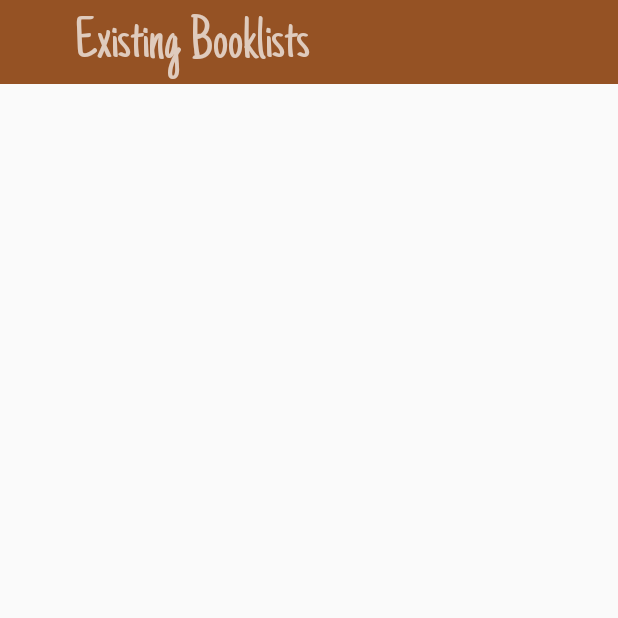
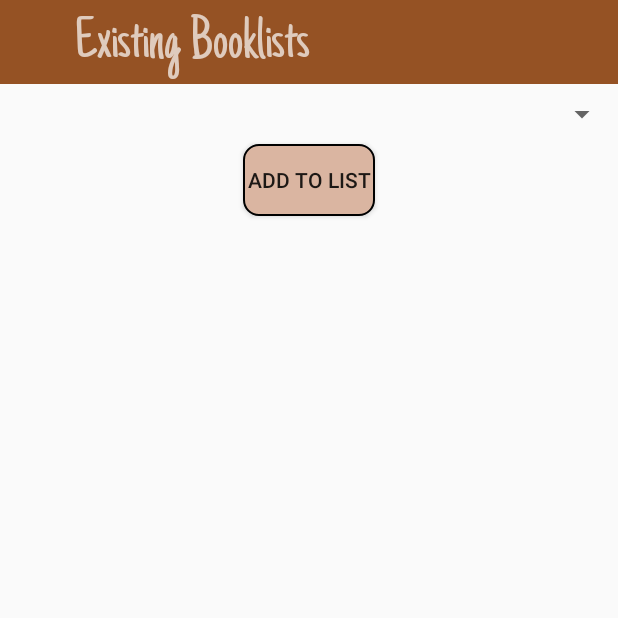
Before and after one commit to TahsinTushita/BookShelf, an Android app: the AddToExistingBooklist screen opened directly, with no data from a screen before it, on a phone screen of 412 x 824 dp, the top half of it. Run offline under Robolectric (Android 15) with nearby library versions, the phone set to English and light mode, and no system bars; our stand-ins replace Firebase (no records; nobody signed in at launch, a user with empty details on screens opened directly); 1 statement that could not run was skipped.

Commit message:
public booklist

```diff
--- a/app/src/main/java/com/sust/bookshelf/AddToExistingBooklist.java
+++ b/app/src/main/java/com/sust/bookshelf/AddToExistingBooklist.java
@@ -1,13 +1,81 @@
 package com.sust.bookshelf;
 
+import android.support.annotation.NonNull;
+import android.support.annotation.Nullable;
 import android.support.v7.app.AppCompatActivity;
 import android.os.Bundle;
+import android.view.View;
+import android.widget.ArrayAdapter;
+import android.widget.Button;
+import android.widget.Spinner;
+
+import com.google.firebase.database.ChildEventListener;
+import com.google.firebase.database.DataSnapshot;
+import com.google.firebase.database.DatabaseError;
+import com.google.firebase.database.DatabaseReference;
+import com.google.firebase.database.FirebaseDatabase;
+
+import java.util.ArrayList;
+import java.util.List;
 
 public class AddToExistingBooklist extends AppCompatActivity {
 
+    private Book book;
+    private Spinner spinner;
+    private List<String> entries;
+    private Button addBtn;
     @Override
     protected void onCreate(Bundle savedInstanceState) {
         super.onCreate(savedInstanceState);
         setContentView(R.layout.activity_add_to_existing_booklist);
+        book = (Book) getIntent().getExtras().get("bookObject");
+        spinner = findViewById(R.id.existing_bookslist_spinner);
+        entries = new ArrayList<>();
+        final ArrayAdapter<String> adapter = new ArrayAdapter<String>(
+                this,
+                android.R.layout.simple_spinner_item,
+                entries
+        );
+        addBtn = findViewById(R.id.addBtn);
+        DatabaseReference databaseReference = FirebaseDatabase.getInstance().getReference("Profile/"+LoginActivity.user+"/publicbooklist");
+        databaseReference.addChildEventListener(new ChildEventListener() {
+            @Override
+            public void onChildAdded(@NonNull DataSnapshot dataSnapshot, @Nullable String s) {
+                String listname = (String) dataSnapshot.child("listname").getValue();
+                entries.add(listname);
+                spinner.setAdapter(adapter);
+                adapter.notifyDataSetChanged();
+            }
+
+            @Override
+            public void onChildChanged(@NonNull DataSnapshot dataSnapshot, @Nullable String s) {
+
+            }
+
+            @Override
+            public void onChildRemoved(@NonNull DataSnapshot dataSnapshot) {
+
+            }
+
+            @Override
+            public void onChildMoved(@NonNull DataSnapshot dataSnapshot, @Nullable String s) {
+
+            }
+
+            @Override
+            public void onCancelled(@NonNull DatabaseError databaseError) {
+
+            }
+        });
+        addBtn.setOnClickListener(listener);
     }
+
+    View.OnClickListener listener = new View.OnClickListener() {
+        @Override
+        public void onClick(View v) {
+            String listname = spinner.getSelectedItem().toString();
+            DatabaseReference dref = FirebaseDatabase.getInstance().getReference("Profile/"+LoginActivity.user+"/publicbooklist/"+listname);
+            dref.child(book.getParent()).child("parent").setValue(book.getParent());
+        }
+    };
 }
--- a/app/src/main/java/com/sust/bookshelf/BookProfile.java
+++ b/app/src/main/java/com/sust/bookshelf/BookProfile.java
@@ -181,7 +181,6 @@ public class BookProfile extends AppCompatActivity implements View.OnClickListen
             if(dataSnapshot.exists()){
                 usersArrayList.clear();
                 for(DataSnapshot snapshot : dataSnapshot.getChildren()){
-
                     Users user = snapshot.getValue(Users.class);
                     if(user.getAvailability() == 1)
                     usersArrayList.add(user);
@@ -374,6 +373,7 @@ public class BookProfile extends AppCompatActivity implements View.OnClickListen
                     dialog.dismiss();
                     Toast.makeText(BookProfile.this, "existing list", Toast.LENGTH_SHORT).show();
                     Intent intent = new Intent(BookProfile.this,AddToExistingBooklist.class);
+                    intent.putExtra("bookObject",book);
                     startActivity(intent);
                 }
             });
--- a/app/src/main/res/layout/activity_add_to_existing_booklist.xml
+++ b/app/src/main/res/layout/activity_add_to_existing_booklist.xml
@@ -27,11 +27,18 @@
 
     </android.support.v7.widget.Toolbar>
 
-    <android.support.v7.widget.RecyclerView
-        android:id="@+id/existing_booklist_recyclerView"
-        android:elevation="5dp"
-        android:layout_marginBottom="5dp"
+    <Spinner
+        android:layout_gravity="center"
+        android:id="@+id/existing_bookslist_spinner"
+        android:padding="20dp"
         android:layout_width="match_parent"
         android:layout_height="wrap_content"/>
+    <Button
+        android:layout_gravity="center"
+        android:text="Add to list"
+        android:id="@+id/addBtn"
+        android:background="@drawable/round_corner_bg"
+        android:layout_width="wrap_content"
+        android:layout_height="wrap_content" />
 
 </LinearLayout>
```
Also changed, not shown: app/src/main/java/com/sust/bookshelf/ExistingBooklistAdapter.java (+29 -4 lines).
